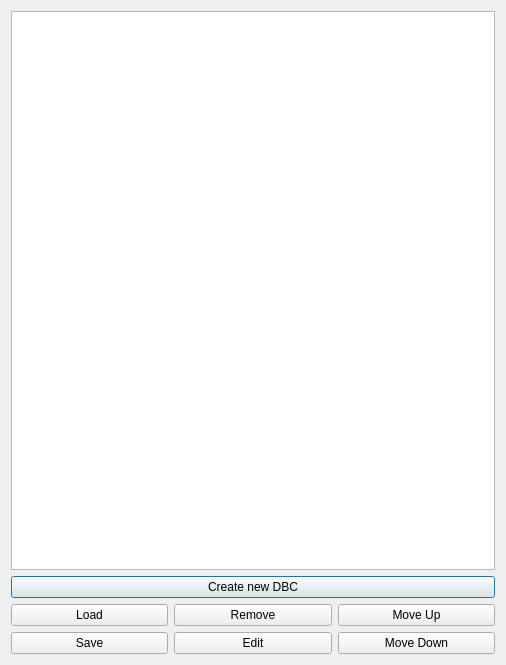
Qt form ui/dbcloadsavewindow.ui (collin80/SavvyCAN) before a commit.
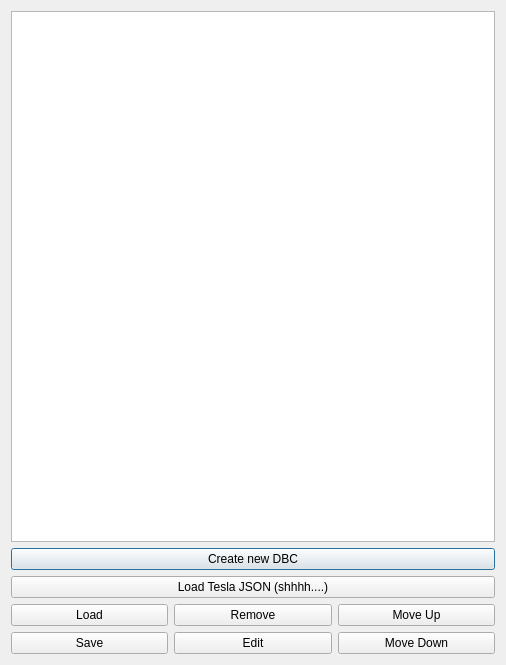
The same form after that commit.

Commit message: Add ability to load Tesla ODIN JSON files. Where will you get such a file? State secret.

```diff
--- a/ui/dbcloadsavewindow.ui
+++ b/ui/dbcloadsavewindow.ui
@@ -24,6 +24,13 @@
      </property>
     </widget>
    </item>
+   <item>
+    <widget class="QPushButton" name="btnLoadJSON">
+     <property name="text">
+      <string>Load Tesla JSON (shhhh....)</string>
+     </property>
+    </widget>
+   </item>
    <item>
     <layout class="QHBoxLayout" name="horizontalLayout">
      <item>
```
The commit also changes 5 other files.
